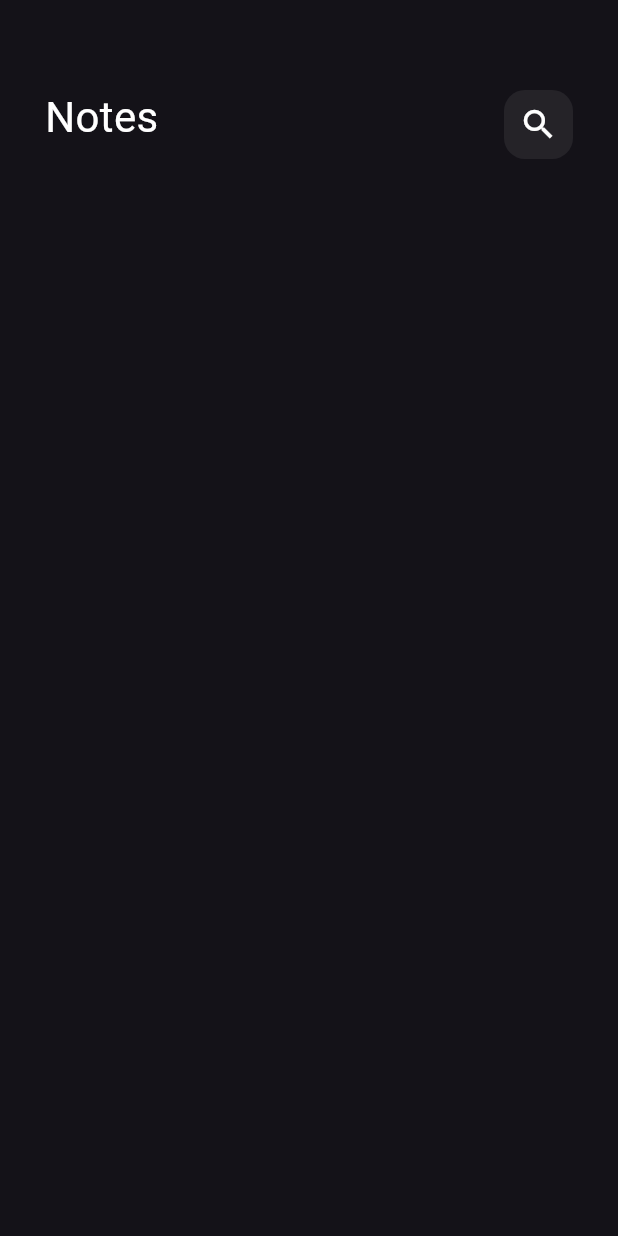
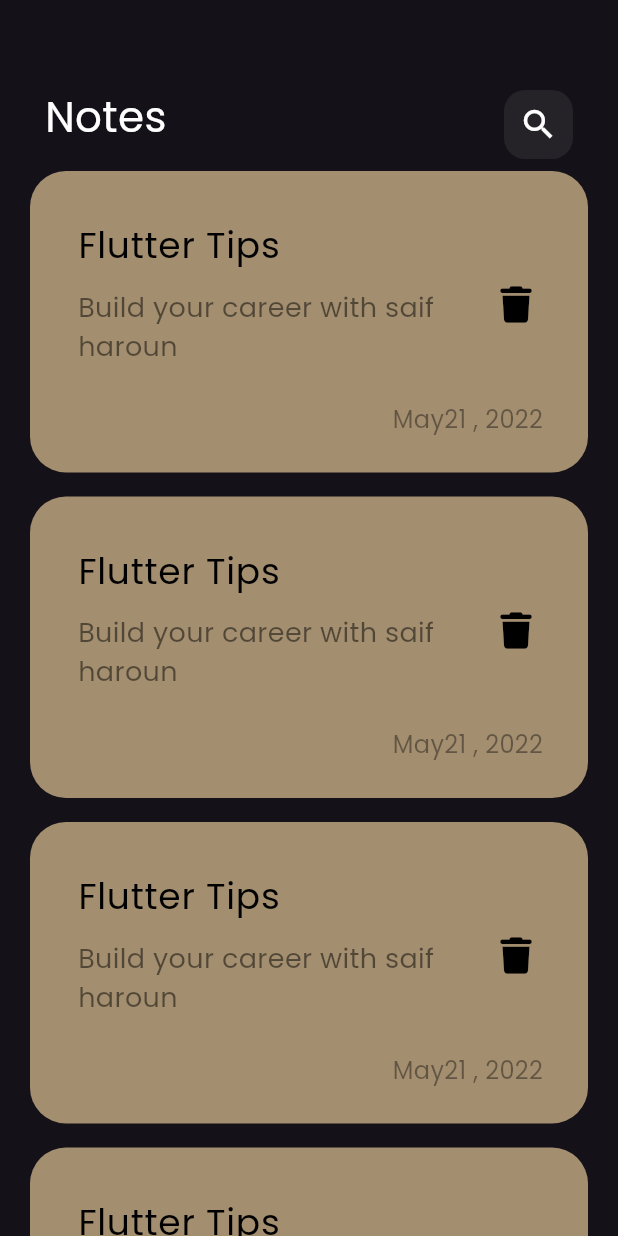
Before and after one commit to saifHaroun1/notes_app, a Flutter app: the screen it shows after launch, on a phone screen of 412 x 824 dp. Run offline on Flutter 3.47's test engine with Material 3 defaults, Android fonts, the phone set to English and light mode, and no system bars; our stand-ins replace font_awesome_flutter.

Commit message:
creat notes list view

```diff
--- a/lib/main.dart
+++ b/lib/main.dart
@@ -13,7 +13,7 @@ class NotesApp extends StatelessWidget {
   Widget build(BuildContext context) {
     return MaterialApp(
         debugShowCheckedModeBanner: false,
-        theme: ThemeData.dark(),
+        theme: ThemeData(brightness: Brightness.dark, fontFamily: "Poppins"),
         home: NotesView());
   }
 }
--- a/lib/widgets/custom_app_bar.dart
+++ b/lib/widgets/custom_app_bar.dart
@@ -1,4 +1,5 @@
 import 'package:flutter/material.dart';
+import 'package:notes_app/widgets/custom_search_icon.dart';
 
 class CustomAppBar extends StatelessWidget {
   const CustomAppBar({super.key});
@@ -23,24 +24,3 @@ class CustomAppBar extends StatelessWidget {
     );
   }
 }
-
-class CustomSearchIcon extends StatelessWidget {
-  const CustomSearchIcon({super.key});
-
-  @override
-  Widget build(BuildContext context) {
-    return Container(
-      height: 46,
-      width: 46,
-      decoration: BoxDecoration(
-        borderRadius: BorderRadius.circular(14),
-        color: Colors.white.withOpacity(.07),
-      ),
-      child: Center(
-          child: Icon(
-        Icons.search,
-        size: 26,
-      )),
-    );
-  }
-}
--- /dev/null
+++ b/lib/widgets/custom_note_item.dart
@@ -0,0 +1,54 @@
+import 'package:flutter/material.dart';
+import 'package:font_awesome_flutter/font_awesome_flutter.dart';
+
+class NoteItem extends StatelessWidget {
+  const NoteItem({super.key});
+
+  @override
+  Widget build(BuildContext context) {
+    return Container(
+      padding: EdgeInsets.only(top: 24, bottom: 24, left: 16),
+      decoration: BoxDecoration(
+        color: Color(0xffA38E6F),
+        borderRadius: BorderRadius.circular(24),
+      ),
+      child: Column(
+        crossAxisAlignment: CrossAxisAlignment.end,
+        children: [
+          ListTile(
+            title: Text(
+              "Flutter Tips",
+              style: TextStyle(color: Colors.black, fontSize: 24),
+            ),
+            subtitle: Padding(
+              padding: const EdgeInsets.only(top: 10, bottom: 16),
+              child: Text(
+                "Build your career with saif haroun",
+                style: TextStyle(
+                  fontSize: 18,
+                  color: Colors.black.withOpacity(0.5),
+                ),
+              ),
+            ),
+            trailing: IconButton(
+              onPressed: () {},
+              icon: Icon(
+                size: 24,
+                FontAwesomeIcons.trash,
+                color: Colors.black,
+              ),
+            ),
+          ),
+          Padding(
+            padding: const EdgeInsets.only(right: 30),
+            child: Text(
+              "May21 , 2022",
+              style:
+                  TextStyle(color: Colors.black.withOpacity(0.4), fontSize: 16),
+            ),
+          ),
+        ],
+      ),
+    );
+  }
+}
--- a/lib/widgets/custom_search_icon.dart
+++ b/lib/widgets/custom_search_icon.dart
@@ -0,0 +1,22 @@
+import 'package:flutter/material.dart';
+
+class CustomSearchIcon extends StatelessWidget {
+  const CustomSearchIcon({super.key});
+
+  @override
+  Widget build(BuildContext context) {
+    return Container(
+      height: 46,
+      width: 46,
+      decoration: BoxDecoration(
+        borderRadius: BorderRadius.circular(14),
+        color: Colors.white.withOpacity(.07),
+      ),
+      child: Center(
+          child: Icon(
+        Icons.search,
+        size: 26,
+      )),
+    );
+  }
+}
--- a/lib/widgets/notes_view_body.dart
+++ b/lib/widgets/notes_view_body.dart
@@ -1,5 +1,7 @@
 import 'package:flutter/material.dart';
+import 'package:font_awesome_flutter/font_awesome_flutter.dart';
 import 'package:notes_app/widgets/custom_app_bar.dart';
+import 'package:notes_app/widgets/custom_note_item.dart';
 
 class NotesViewBody extends StatelessWidget {
   const NotesViewBody({super.key});
@@ -14,8 +16,25 @@ class NotesViewBody extends StatelessWidget {
             height: 50,
           ),
           CustomAppBar(),
+          Expanded(child: NotesListView())
         ],
       ),
     );
   }
 }
+
+class NotesListView extends StatelessWidget {
+  const NotesListView({super.key});
+
+  @override
+  Widget build(BuildContext context) {
+    return ListView.builder(
+      itemBuilder: (context, index) {
+        return Padding(
+          padding: const EdgeInsets.symmetric(vertical: 8),
+          child: const NoteItem(),
+        );
+      },
+    );
+  }
+}
```
Also changed, not shown: pubspec.yaml (+8 -12 lines), assets/fonts/Poppins-Regular.ttf (added), lib/widgets/notes_list_view.dart (added), pubspec.lock.
